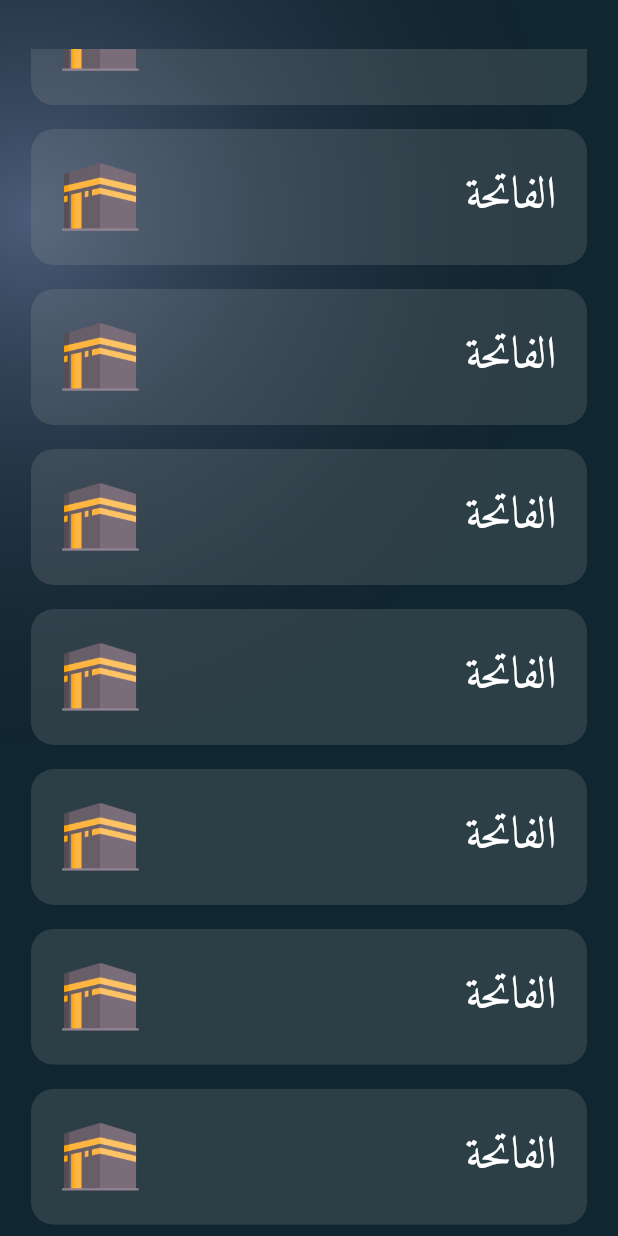
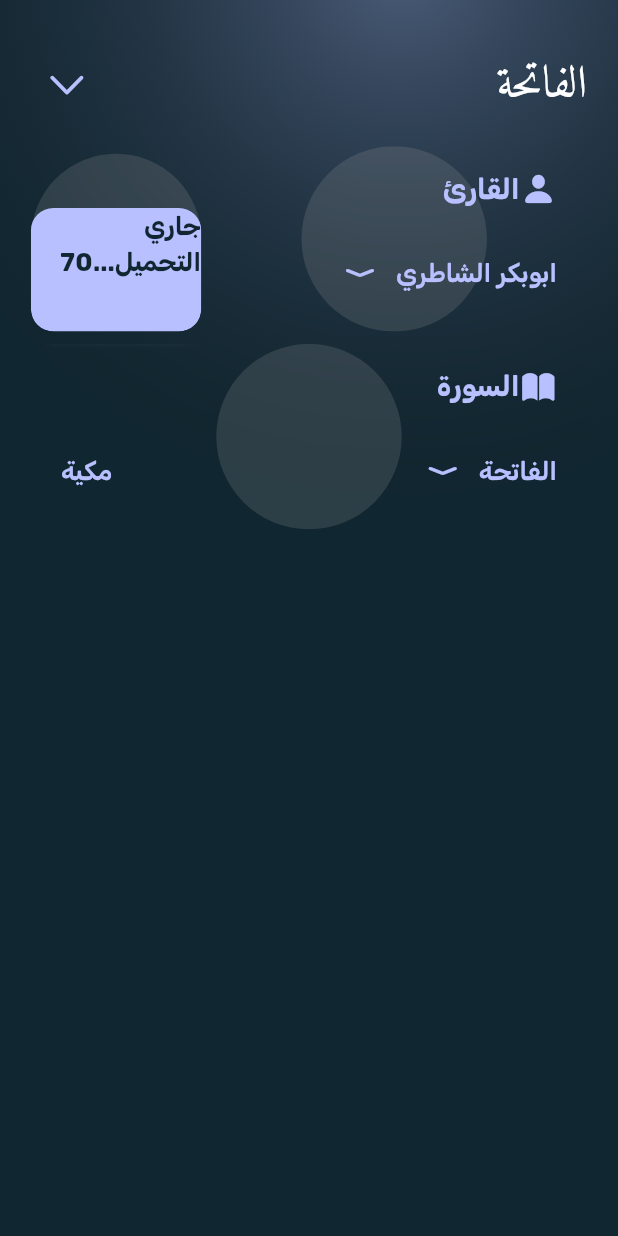
Before and after one commit to M03een/moben, a Flutter app: the screen it shows after launch, scrolled down 421 dp, after a tap on "الفاتحة", on a phone screen of 412 x 824 dp. Run offline on Flutter 3.47's test engine with Material 3 defaults, Android fonts, the phone set to English and light mode, and no system bars; our stand-ins replace get.

Commit message:
unfinished play view

```diff
--- a/lib/utils/app_router.dart
+++ b/lib/utils/app_router.dart
@@ -1,12 +1,15 @@
 import 'package:get/get_navigation/src/routes/get_route.dart';
 import 'package:moben/view/download_view/download_view.dart';
 import 'package:moben/view/home_view/home_view.dart';
+import 'package:moben/view/play_view/play_view.dart';
 
 class AppRouter {
   static String homeViewPath = '/';
   static String downloadViewPath = '/download';
+  static String playViewPath = '/play';
   static List<GetPage<dynamic>> routes = [
     GetPage(name: homeViewPath, page: () => const HomeView()),
     GetPage(name: downloadViewPath, page: () => const DownloadView()),
+    GetPage(name: playViewPath, page: () => const PlayView()),
   ];
 }
--- a/lib/utils/styles.dart
+++ b/lib/utils/styles.dart
@@ -2,6 +2,11 @@ import 'package:flutter/material.dart';
 import 'package:moben/utils/colors.dart';
 
 class AppStyles {
+  static const TextStyle textStyle15 = TextStyle(
+    fontSize: 17.0,
+    fontWeight: FontWeight.bold,
+    color: AppColors.whiteColor
+  );
   static const TextStyle textStyle19 = TextStyle(
     fontSize: 19.0,
     fontWeight: FontWeight.bold,
--- a/lib/utils/widgets/glass_container.dart
+++ b/lib/utils/widgets/glass_container.dart
@@ -7,7 +7,7 @@ class GlassContainer extends StatelessWidget {
       {super.key,
         required this.height,
         required this.width,
-        required this.child,  this.horizontalPadding, this.verticalPadding, this.borderRadius,} );
+        required this.child,  this.horizontalPadding, this.verticalPadding, this.borderRadius, this.virMargin, this.horMargin,} );
 
   final double height;
   final double width;
@@ -15,18 +15,22 @@ class GlassContainer extends StatelessWidget {
   final double? horizontalPadding ;
   final double? verticalPadding ;
   final double? borderRadius ;
+  final double? virMargin ;
+  final double? horMargin ;
 
   @override
   Widget build(BuildContext context) {
     return ClipRRect(
-      borderRadius:   BorderRadius.all(Radius.circular(borderRadius ?? 15)),
+      borderRadius: BorderRadius.all(Radius.circular(borderRadius ?? 15)),
       child: BackdropFilter(
         filter: ImageFilter.blur(sigmaX: 5, sigmaY: 5),
         child: Container(
+          margin: EdgeInsets.symmetric(vertical: virMargin ??0,horizontal: horMargin ??0),
           padding: EdgeInsets.symmetric(vertical: verticalPadding ?? 0,horizontal: horizontalPadding??0),
           width: width,
           height: height,
           decoration: BoxDecoration(
+            shape: BoxShape.circle,
               color: Colors.grey.withOpacity(0.2),
               borderRadius:   BorderRadius.all(Radius.circular(borderRadius ??15))),
           child: child,
--- a/lib/view/home_view/widgets/home_view_body.dart
+++ b/lib/view/home_view/widgets/home_view_body.dart
@@ -1,5 +1,7 @@
 import 'package:flutter/cupertino.dart';
 import 'package:flutter/material.dart';
+import 'package:get/get.dart';
+import 'package:moben/utils/app_router.dart';
 import 'package:moben/utils/size_config.dart';
 import 'package:moben/view/home_view/widgets/surah_item.dart';
 import '../../../utils/widgets/custom_text_field.dart';
@@ -22,8 +24,14 @@ class HomeViewBody extends StatelessWidget {
             physics: const NeverScrollableScrollPhysics(),
             shrinkWrap: true,
             itemCount: 10,
-            itemBuilder: (context , index){
-              return const SurahItem(surahName: 'الفاتحة', isMakkia: true);
+            itemBuilder: (context, index) {
+              return SurahItem(
+                surahName: 'الفاتحة',
+                isMakkia: true,
+                onTap: () {
+                  Get.toNamed(AppRouter.playViewPath);
+                },
+              );
             },
           )
         ],
--- a/lib/view/home_view/widgets/surah_item.dart
+++ b/lib/view/home_view/widgets/surah_item.dart
@@ -7,9 +7,10 @@ import '../../../utils/widgets/glass_container.dart';
 class SurahItem extends StatelessWidget {
   final String surahName;
   final bool isMakkia;
+  final Function() onTap;
 
   const SurahItem({
-    super.key, required this.surahName, required this.isMakkia,
+    super.key, required this.surahName, required this.isMakkia, required this.onTap,
   });
 
   @override
@@ -18,7 +19,7 @@ class SurahItem extends StatelessWidget {
       padding: const EdgeInsets.symmetric(vertical: 8.0),
       child: InkWell(
         borderRadius: BorderRadius.circular(15),
-        onTap: () {},
+        onTap: onTap,
         child: GlassContainer(
           height: screenHeight(context) * 0.11,
           width: screenWidth(context) * 0.9,
--- /dev/null
+++ b/lib/view/play_view/play_view.dart
@@ -0,0 +1,201 @@
+import 'package:flutter/cupertino.dart';
+import 'package:flutter/material.dart';
+import 'package:flutter/painting.dart';
+import 'package:get/get.dart';
+import 'package:moben/utils/styles.dart';
+import 'package:moben/utils/widgets/glass_container.dart';
+
+import '../../utils/colors.dart';
+import '../../utils/size_config.dart';
+import '../../utils/widgets/glow_container.dart';
+
+class PlayView extends StatelessWidget {
+  const PlayView({super.key});
+
+  @override
+  Widget build(BuildContext context) {
+    return Scaffold(
+      body: Stack(
+        children: [
+          GlowContainer(
+            color: AppColors.accentColor.withOpacity(0.35),
+            bottomPosition: screenHeight(context) * 0.6,
+            rightPosition: screenWidth(context) * -0.5,
+          ),
+          Align(
+            alignment: Alignment.topCenter,
+            child: Padding(
+              padding: EdgeInsets.fromLTRB(
+                screenWidth(context) * 0.05,
+                screenHeight(context) * 0.04,
+                screenWidth(context) * 0.05,
+                0,
+              ),
+              child: Column(
+                children: [
+                  Row(
+                    mainAxisAlignment: MainAxisAlignment.spaceBetween,
+                    children: [
+                      const Text(
+                        'الفاتحة',
+                        style: AppStyles.quranTextStyle30,
+                      ),
+                      IconButton(
+                        onPressed: () {
+                          Get.back();
+                        },
+                        icon: const Icon(
+                          CupertinoIcons.chevron_down,
+                          size: 30,
+                          color: AppColors.accentColor,
+                        ),
+                      ),
+                    ],
+                  ),
+                  (screenHeight(context) * 0.02).sh,
+                  Row(
+                    children: [
+                      GlassContainer(
+                        horMargin: 5,
+                        height: screenHeight(context) * 0.15,
+                        width: screenWidth(context) * 0.6,
+                        child: Padding(
+                          padding: const EdgeInsets.all(15.0),
+                          child: Column(
+                            children: [
+                              Row(
+                                children: [
+                                  const Icon(
+                                    CupertinoIcons.person_fill,
+                                    color: AppColors.accentColor,
+                                    size: 25,
+                                  ),
+                                  Text(
+                                    'القارئ',
+                                    style: AppStyles.textStyle19
+                                        .copyWith(color: AppColors.accentColor),
+                                  )
+                                ],
+                              ),
+                              const Spacer(),
+                              Row(
+                                children: [
+                                  Text(
+                                    'ابوبكر الشاطري',
+                                    style: AppStyles.textStyle15.copyWith(
+                                        color: AppColors.accentColor,
+                                        fontWeight: FontWeight.w600),
+                                  ),
+                                  IconButton(
+                                    onPressed: () {},
+                                    icon: const Icon(
+                                      CupertinoIcons.chevron_compact_down,
+                                      color: AppColors.accentColor,
+                                      size: 25,
+                                    ),
+                                  )
+                                ],
+                              ),
+                            ],
+                          ),
+                        ),
+                      ),
+                      Expanded(
+                        child: GlassContainer(
+                          height: screenHeight(context) * 0.15,
+                          width: 200,
+                          child: Stack(
+                            children: [
+                              Align(
+                                alignment: Alignment.bottomCenter,
+                                child: Container(
+                                  width: double.infinity,
+                                  height: (screenHeight(context) * 0.1),
+                                  decoration: BoxDecoration(
+                                      color: AppColors.accentColor,
+                                      borderRadius: BorderRadius.circular(15)),
+                                  child: Column(
+                                    children: [
+                                      Text(
+                                        'جاري التحميل...${70}',
+                                        style: AppStyles.textStyle15.copyWith(
+                                            color: AppColors.primaryColor),
+                                      )
+                                    ],
+                                  ),
+                                ),
+                              ),
+                            ],
+                          ),
+                        ),
+                      ),
+                    ],
+                  ),
+                  (screenHeight(context) * 0.01).sh,
+                  GlassContainer(
+                    horMargin: 5,
+                    height: screenHeight(context) * 0.15,
+                    width: double.infinity,
+                    child: Padding(
+                      padding: const EdgeInsets.all(15.0),
+                      child: Column(
+                        children: [
+                          Row(
+                            children: [
+                              const Icon(
+                                CupertinoIcons.book_fill,
+                                color: AppColors.accentColor,
+                                size: 25,
+                              ),
+                              Text(
+                                'السورة',
+                                style: AppStyles.textStyle19
+                                    .copyWith(color: AppColors.accentColor),
+                              )
+                            ],
+                          ),
+                          const Spacer(),
+                          Row(
+                            children: [
+                              Text(
+                                'الفاتحة',
+                                style: AppStyles.textStyle15.copyWith(
+                                    color: AppColors.accentColor,
+                                    fontWeight: FontWeight.w600),
+                              ),
+                              IconButton(
+                                onPressed: () {},
+                                icon: const Icon(
+                                  CupertinoIcons.chevron_compact_down,
+                                  color: AppColors.accentColor,
+                                  size: 25,
+                                ),
+                              ),
+                              const Spacer(),
+                              Text(
+                                'مكية',
+                                style: AppStyles.textStyle15.copyWith(
+                                    color: AppColors.accentColor,
+                                    fontWeight: FontWeight.w600),
+                              ),
+                            ],
+                          ),
+                        ],
+                      ),
+                    ),
+                  ),
+                  (screenHeight(context) * 0.01).sh,
+                  const Row(
+                    children: [
+
+                    ],
+                  )
+                ],
+              ),
+            ),
+          )
+        ],
+      ),
+    );
+  }
+}
```
